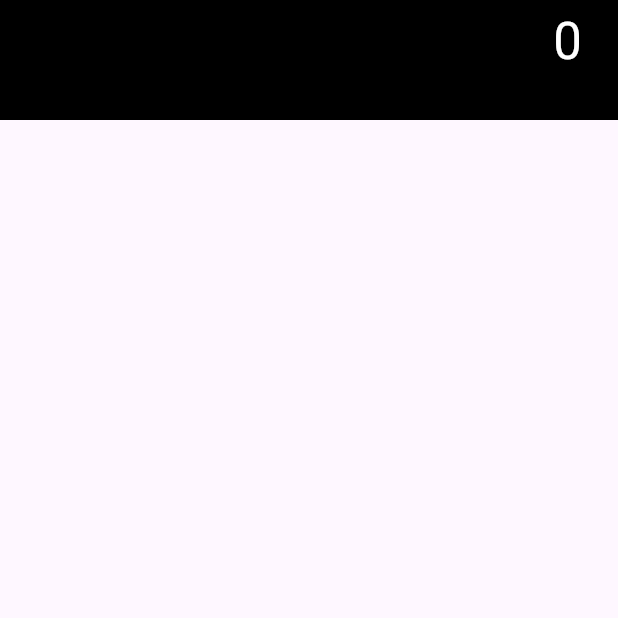
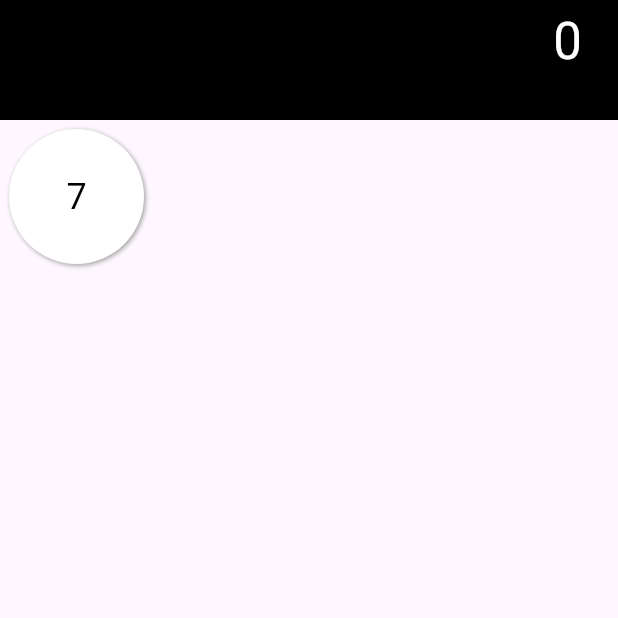
Before and after one commit to DEVAHEAD/calculator_without_bloc, a Flutter app: the screen it shows after launch, on a phone screen of 412 x 824 dp, the top half of it. Run offline on Flutter 3.47's test engine with Material 3 defaults, Android fonts, the phone set to English and light mode, and no system bars.

Commit message:
textbutton to Ink

```diff
--- a/lib/main.dart
+++ b/lib/main.dart
@@ -35,7 +35,13 @@ class _CalculationState extends State<Calculation> {
         ResultDisplay(text: '0'),
         Row(
           children: [
-            // Here we want to place the buttons of the first Row
+            CalculatorButton(
+              label: '7',
+              onTap: () => {},
+              size: 90,
+              backgroundColor: Colors.white,
+              labelColor: Colors.black,
+            )// Here we want to place the buttons of the first Row
           ],
         )
       ]
@@ -93,7 +99,7 @@ class CalculatorButton extends StatelessWidget {
   Widget build(BuildContext context) {
     return Padding(
       padding: EdgeInsets.all(6),
-      child: Container(
+      child: Ink(
         width: size,
         height: size,
         decoration: BoxDecoration(
@@ -109,29 +115,19 @@ class CalculatorButton extends StatelessWidget {
           ),
           color: backgroundColor
         ),
-        child:SizedBox(
-          child : ClipRRect(
-            borderRadius: BorderRadius.circular(4),
-            child: Stack(
-              children: <Widget>[
-                Positioned.fill(
-                  child:Container(color:Color(0xFF0D47A1))
-                ),
-                TextButton(
-                  style: TextButton.styleFrom(
-                    foregroundColor: Colors.white,
-                    padding: const EdgeInsets.all(16.0),
-                    textStyle: const TextStyle(fontSize: 20),
-                  ),
-                  onPressed: () {},
-                  child: const Text('Gradient'),
-                ),
-              ]
+        child: InkWell(
+          customBorder: RoundedRectangleBorder(
+            borderRadius: BorderRadius.all(Radius.circular(size / 2)),
+          ),
+          onTap: onTap,
+          child: Center(
+            child: Text(
+              label,
+              style: TextStyle(fontSize: 24, color: labelColor),
             )
           ),
-        )
+        ),
       )
     );
   }
-
 }
```
